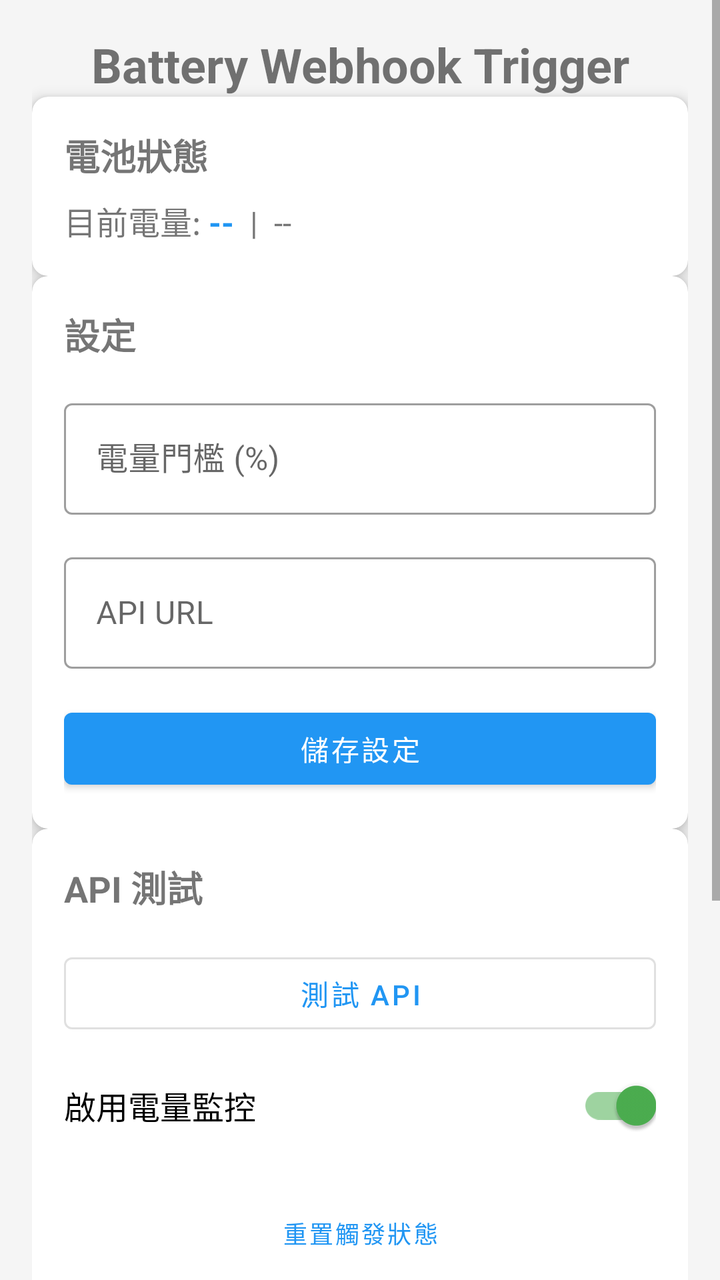
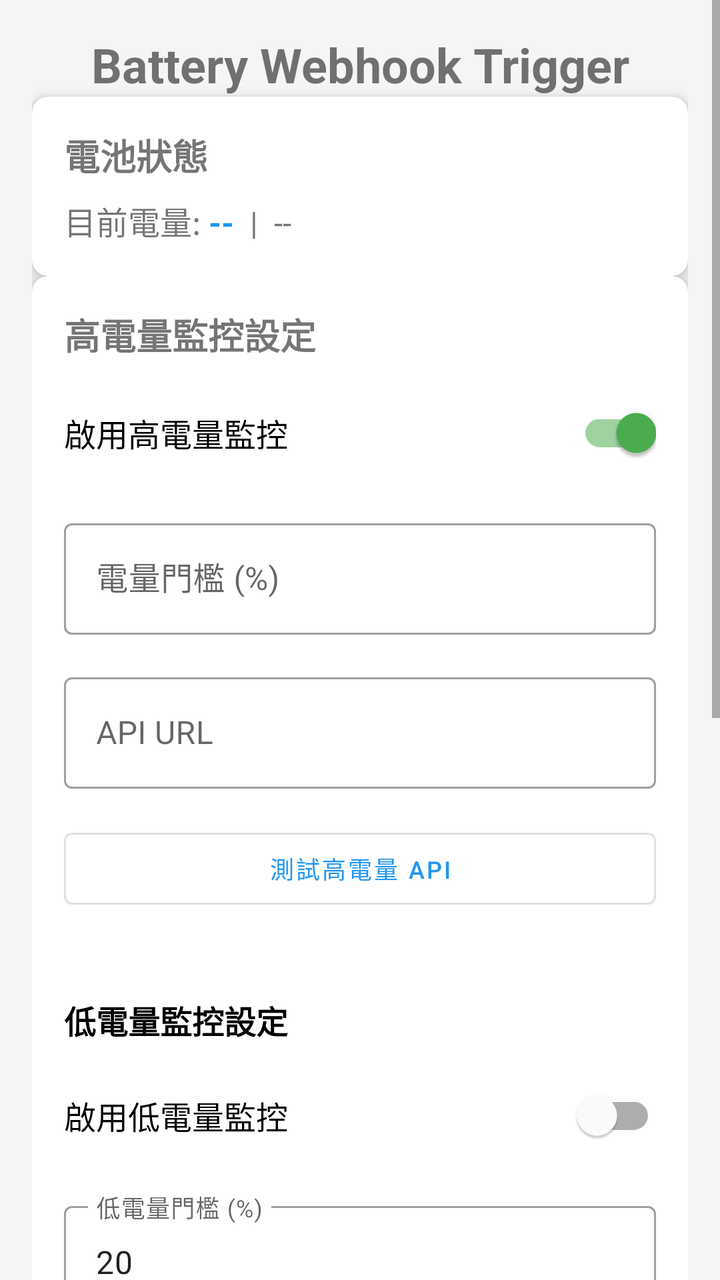

Screens rendered from an Android XML layout before and after an edit, with the pre-edit source and the edit as a unified diff.
<!-- AndroidManifest.xml: activity theme Theme.BatteryTriggeredAPI -->
<!-- res/layout/activity_main.xml -->
<?xml version="1.0" encoding="utf-8"?>
<ScrollView xmlns:android="http://schemas.android.com/apk/res/android"
    xmlns:app="http://schemas.android.com/apk/res-auto"
    xmlns:tools="http://schemas.android.com/tools"
    android:layout_width="match_parent"
    android:layout_height="match_parent"
    android:fillViewport="true"
    tools:context=".MainActivity">

    <androidx.constraintlayout.widget.ConstraintLayout
        android:layout_width="match_parent"
        android:layout_height="wrap_content"
        android:padding="16dp">

        
        <TextView
            android:id="@+id/tvTitle"
            android:layout_width="0dp"
            android:layout_height="wrap_content"
            android:text="@string/app_name"
            android:textSize="24sp"
            android:textStyle="bold"
            android:gravity="center"
            android:layout_marginBottom="24dp"
            app:layout_constraintTop_toTopOf="parent"
            app:layout_constraintStart_toStartOf="parent"
            app:layout_constraintEnd_toEndOf="parent" />

        
        <com.google.android.material.card.MaterialCardView
            android:id="@+id/cardBatteryStatus"
            android:layout_width="0dp"
            android:layout_height="wrap_content"
            android:layout_marginBottom="16dp"
            app:cardCornerRadius="8dp"
            app:cardElevation="4dp"
            app:layout_constraintTop_toBottomOf="@id/tvTitle"
            app:layout_constraintStart_toStartOf="parent"
            app:layout_constraintEnd_toEndOf="parent">

            <LinearLayout
                android:layout_width="match_parent"
                android:layout_height="wrap_content"
                android:orientation="vertical"
                android:padding="16dp">

                <TextView
                    android:layout_width="wrap_content"
                    android:layout_height="wrap_content"
                    android:text="電池狀態"
                    android:textSize="18sp"
                    android:textStyle="bold"
                    android:layout_marginBottom="8dp" />

                <LinearLayout
                    android:layout_width="match_parent"
                    android:layout_height="wrap_content"
                    android:orientation="horizontal">

                    <TextView
                        android:layout_width="wrap_content"
                        android:layout_height="wrap_content"
                        android:text="目前電量: "
                        android:textSize="16sp" />

                    <TextView
                        android:id="@+id/tvBatteryLevel"
                        android:layout_width="wrap_content"
                        android:layout_height="wrap_content"
                        android:text="--"
                        android:textSize="16sp"
                        android:textStyle="bold"
                        android:textColor="@color/primary" />

                    <TextView
                        android:layout_width="wrap_content"
                        android:layout_height="wrap_content"
                        android:text="  |  "
                        android:textSize="16sp" />

                    <TextView
                        android:id="@+id/tvChargingStatus"
                        android:layout_width="wrap_content"
                        android:layout_height="wrap_content"
                        android:text="--"
                        android:textSize="16sp" />

                </LinearLayout>

            </LinearLayout>

        </com.google.android.material.card.MaterialCardView>

        
        <com.google.android.material.card.MaterialCardView
            android:id="@+id/cardSettings"
            android:layout_width="0dp"
            android:layout_height="wrap_content"
            android:layout_marginBottom="16dp"
            app:cardCornerRadius="8dp"
            app:cardElevation="4dp"
            app:layout_constraintTop_toBottomOf="@id/cardBatteryStatus"
            app:layout_constraintStart_toStartOf="parent"
            app:layout_constraintEnd_toEndOf="parent">

            <LinearLayout
                android:layout_width="match_parent"
                android:layout_height="wrap_content"
                android:orientation="vertical"
                android:padding="16dp">

                <TextView
                    android:layout_width="wrap_content"
                    android:layout_height="wrap_content"
                    android:text="設定"
                    android:textSize="18sp"
                    android:textStyle="bold"
                    android:layout_marginBottom="16dp" />

                <com.google.android.material.textfield.TextInputLayout
                    android:layout_width="match_parent"
                    android:layout_height="wrap_content"
                    android:layout_marginBottom="16dp"
                    android:hint="電量門檻 (%)"
                    style="@style/Widget.MaterialComponents.TextInputLayout.OutlinedBox">

                    <com.google.android.material.textfield.TextInputEditText
                        android:id="@+id/etThreshold"
                        android:layout_width="match_parent"
                        android:layout_height="wrap_content"
                        android:inputType="number"
                        android:maxLength="3" />

                </com.google.android.material.textfield.TextInputLayout>

                <com.google.android.material.textfield.TextInputLayout
                    android:layout_width="match_parent"
                    android:layout_height="wrap_content"
                    android:layout_marginBottom="16dp"
                    android:hint="API URL"
                    style="@style/Widget.MaterialComponents.TextInputLayout.OutlinedBox">

                    <com.google.android.material.textfield.TextInputEditText
                        android:id="@+id/etApiUrl"
                        android:layout_width="match_parent"
                        android:layout_height="wrap_content"
                        android:inputType="textUri" />

                </com.google.android.material.textfield.TextInputLayout>

                <Button
                    android:id="@+id/btnSaveSettings"
                    android:layout_width="match_parent"
                    android:layout_height="wrap_content"
                    android:text="儲存設定"
                    style="@style/Widget.MaterialComponents.Button" />

            </LinearLayout>

        </com.google.android.material.card.MaterialCardView>

        
        <com.google.android.material.card.MaterialCardView
            android:id="@+id/cardApiTest"
            android:layout_width="0dp"
            android:layout_height="wrap_content"
            android:layout_marginBottom="16dp"
            app:cardCornerRadius="8dp"
            app:cardElevation="4dp"
            app:layout_constraintTop_toBottomOf="@id/cardSettings"
            app:layout_constraintStart_toStartOf="parent"
            app:layout_constraintEnd_toEndOf="parent">

            <LinearLayout
                android:layout_width="match_parent"
                android:layout_height="wrap_content"
                android:orientation="vertical"
                android:padding="16dp">

                <TextView
                    android:layout_width="wrap_content"
                    android:layout_height="wrap_content"
                    android:text="API 測試"
                    android:textSize="18sp"
                    android:textStyle="bold"
                    android:layout_marginBottom="16dp" />

                <Button
                    android:id="@+id/btnTestApi"
                    android:layout_width="match_parent"
                    android:layout_height="wrap_content"
                    android:text="測試 API"
                    android:layout_marginBottom="8dp"
                    style="@style/Widget.MaterialComponents.Button.OutlinedButton" />

                
                <com.google.android.material.switchmaterial.SwitchMaterial
                    android:id="@+id/switchMonitoring"
                    android:layout_width="match_parent"
                    android:layout_height="wrap_content"
                    android:text="啟用電量監控"
                    android:textSize="16sp"
                    android:checked="true"
                    android:layout_marginBottom="16dp" />

                <Button
                    android:id="@+id/btnResetTrigger"
                    android:layout_width="match_parent"
                    android:layout_height="wrap_content"
                    android:text="重置觸發狀態"
                    android:textSize="12sp"
                    android:layout_marginBottom="8dp"
                    style="@style/Widget.MaterialComponents.Button.TextButton" />

                <Button
                    android:id="@+id/btnManualTrigger"
                    android:layout_width="match_parent"
                    android:layout_height="wrap_content"
                    android:text="測試觸發邏輯"
                    android:textSize="12sp"
                    android:backgroundTint="@color/warning"
                    style="@style/Widget.MaterialComponents.Button" />

            </LinearLayout>

        </com.google.android.material.card.MaterialCardView>

        
        <com.google.android.material.card.MaterialCardView
            android:id="@+id/cardLastResult"
            android:layout_width="0dp"
            android:layout_height="wrap_content"
            app:cardCornerRadius="8dp"
            app:cardElevation="4dp"
            app:layout_constraintTop_toBottomOf="@id/cardApiTest"
            app:layout_constraintStart_toStartOf="parent"
            app:layout_constraintEnd_toEndOf="parent"
            app:layout_constraintBottom_toBottomOf="parent">

            <LinearLayout
                android:layout_width="match_parent"
                android:layout_height="wrap_content"
                android:orientation="vertical"
                android:padding="16dp">

                <LinearLayout
                    android:layout_width="match_parent"
                    android:layout_height="wrap_content"
                    android:orientation="horizontal"
                    android:layout_marginBottom="16dp">

                    <TextView
                        android:layout_width="0dp"
                        android:layout_height="wrap_content"
                        android:layout_weight="1"
                        android:text="最近呼叫結果"
                        android:textSize="18sp"
                        android:textStyle="bold" />

                    <Button
                        android:id="@+id/btnResetResult"
                        android:layout_width="wrap_content"
                        android:layout_height="wrap_content"
                        android:text="清除"
                        android:textSize="12sp"
                        android:minHeight="32dp"
                        style="@style/Widget.MaterialComponents.Button.TextButton" />

                </LinearLayout>

                <TextView
                    android:layout_width="wrap_content"
                    android:layout_height="wrap_content"
                    android:text="狀態: "
                    android:textSize="14sp"
                    android:layout_marginBottom="4dp" />

                <TextView
                    android:id="@+id/tvLastCallStatus"
                    android:layout_width="wrap_content"
                    android:layout_height="wrap_content"
                    android:text="尚未呼叫"
                    android:textSize="14sp"
                    android:textStyle="bold"
                    android:layout_marginBottom="8dp"
                    android:layout_marginStart="16dp" />

                <TextView
                    android:id="@+id/tvLastCallCode"
                    android:layout_width="wrap_content"
                    android:layout_height="wrap_content"
                    android:text=""
                    android:textSize="14sp"
                    android:layout_marginBottom="4dp"
                    android:layout_marginStart="16dp" />

                <TextView
                    android:id="@+id/tvLastCallTime"
                    android:layout_width="wrap_content"
                    android:layout_height="wrap_content"
                    android:text=""
                    android:textSize="14sp"
                    android:layout_marginStart="16dp" />

            </LinearLayout>

        </com.google.android.material.card.MaterialCardView>

    </androidx.constraintlayout.widget.ConstraintLayout>

</ScrollView>
<!-- resources referenced by this layout -->
<resources>
  <color name="primary">#FF2196F3</color>
  <color name="warning">#FFFF9800</color>
  <string name="app_name">Battery Webhook Trigger</string>
  <style name="Theme.BatteryTriggeredAPI" parent="Theme.MaterialComponents.DayNight.DarkActionBar">
          
          <item name="colorPrimary">@color/primary</item>
          <item name="colorPrimaryVariant">@color/primary_dark</item>
          <item name="colorOnPrimary">@color/white</item>
          
          <item name="colorSecondary">@color/accent</item>
          <item name="colorSecondaryVariant">@color/teal_700</item>
          <item name="colorOnSecondary">@color/black</item>
          
          <item name="android:statusBarColor">?attr/colorPrimaryVariant</item>
          
          <item name="android:windowBackground">@color/background</item>
      </style>
  <color name="primary_dark">#FF1976D2</color>
  <color name="white">#FFFFFFFF</color>
  <color name="accent">#FF4CAF50</color>
  <color name="teal_700">#FF018786</color>
  <color name="black">#FF000000</color>
  <color name="background">#FFF5F5F5</color>
</resources>

<!-- the commit's change to res/layout/activity_main.xml (unified diff, before → after) -->
@@ -112,9 +112,19 @@
                 <TextView
                     android:layout_width="wrap_content"
                     android:layout_height="wrap_content"
-                    android:text="設定"
+                    android:text="高電量監控設定"
                     android:textSize="18sp"
                     android:textStyle="bold"
+                    android:layout_marginBottom="12dp" />
+
+                
+                <com.google.android.material.switchmaterial.SwitchMaterial
+                    android:id="@+id/switchMonitoring"
+                    android:layout_width="match_parent"
+                    android:layout_height="wrap_content"
+                    android:text="啟用高電量監控"
+                    android:textSize="16sp"
+                    android:checked="true"
                     android:layout_marginBottom="16dp" />
 
                 <com.google.android.material.textfield.TextInputLayout
@@ -148,28 +158,114 @@
 
                 </com.google.android.material.textfield.TextInputLayout>
 
+                
+                <Button
+                    android:id="@+id/btnTestHighBatteryApi"
+                    android:layout_width="match_parent"
+                    android:layout_height="wrap_content"
+                    android:text="測試高電量 API"
+                    android:textSize="12sp"
+                    android:layout_marginBottom="16dp"
+                    style="@style/Widget.MaterialComponents.Button.OutlinedButton" />
+
+                
+                <TextView
+                    android:layout_width="wrap_content"
+                    android:layout_height="wrap_content"
+                    android:text="低電量監控設定"
+                    android:textSize="16sp"
+                    android:textStyle="bold"
+                    android:textColor="?attr/colorOnSurface"
+                    android:layout_marginTop="24dp"
+                    android:layout_marginBottom="12dp" />
+
+                
+                <com.google.android.material.switchmaterial.SwitchMaterial
+                    android:id="@+id/switchLowBatteryMonitoring"
+                    android:layout_width="match_parent"
+                    android:layout_height="wrap_content"
+                    android:text="啟用低電量監控"
+                    android:textSize="16sp"
+                    android:checked="false"
+                    android:layout_marginBottom="16dp" />
+
+                
+                <com.google.android.material.textfield.TextInputLayout
+                    android:layout_width="match_parent"
+                    android:layout_height="wrap_content"
+                    android:layout_marginBottom="12dp"
+                    style="@style/Widget.MaterialComponents.TextInputLayout.OutlinedBox">
+
+                    <com.google.android.material.textfield.TextInputEditText
+                        android:id="@+id/etLowBatteryThreshold"
+                        android:layout_width="match_parent"
+                        android:layout_height="wrap_content"
+                        android:hint="低電量門檻 (%)"
+                        android:inputType="number"
+                        android:text="20" />
+
+                </com.google.android.material.textfield.TextInputLayout>
+
+                
+                <com.google.android.material.textfield.TextInputLayout
+                    android:layout_width="match_parent"
+                    android:layout_height="wrap_content"
+                    android:layout_marginBottom="12dp"
+                    style="@style/Widget.MaterialComponents.TextInputLayout.OutlinedBox">
+
+                    <com.google.android.material.textfield.TextInputEditText
+                        android:id="@+id/etLowBatteryApiUrl"
+                        android:layout_width="match_parent"
+                        android:layout_height="wrap_content"
+                        android:hint="低電量觸發 API URL"
+                        android:inputType="textUri"
+                        android:text="http://httpbin.org/get" />
+
+                </com.google.android.material.textfield.TextInputLayout>
+
+                
+                <Button
+                    android:id="@+id/btnTestLowBatteryApi"
+                    android:layout_width="match_parent"
+                    android:layout_height="wrap_content"
+                    android:text="測試低電量 API"
+                    android:textSize="12sp"
+                    android:layout_marginBottom="16dp"
+                    style="@style/Widget.MaterialComponents.Button.OutlinedButton" />
+
                 <Button
                     android:id="@+id/btnSaveSettings"
                     android:layout_width="match_parent"
                     android:layout_height="wrap_content"
                     android:text="儲存設定"
+                    android:layout_marginBottom="8dp"
                     style="@style/Widget.MaterialComponents.Button" />
 
+                <Button
+                    android:id="@+id/btnManualTrigger"
+                    android:layout_width="match_parent"
+                    android:layout_height="wrap_content"
+                    android:text="測試觸發邏輯"
+                    android:textSize="12sp"
+                    style="@style/Widget.MaterialComponents.Button.OutlinedButton" />
+
             </LinearLayout>
 
         </com.google.android.material.card.MaterialCardView>
+
 
         
         <com.google.android.material.card.MaterialCardView
-            android:id="@+id/cardApiTest"
+            android:id="@+id/cardLastResult"
             android:layout_width="0dp"
             android:layout_height="wrap_content"
-            android:layout_marginBottom="16dp"
+            android:layout_marginTop="16dp"
             app:cardCornerRadius="8dp"
             app:cardElevation="4dp"
             app:layout_constraintTop_toBottomOf="@id/cardSettings"
             app:layout_constraintStart_toStartOf="parent"
-            app:layout_constraintEnd_toEndOf="parent">
+            app:layout_constraintEnd_toEndOf="parent"
+            app:layout_constraintBottom_toBottomOf="parent">
 
             <LinearLayout
                 android:layout_width="match_parent"
@@ -177,72 +273,6 @@
                 android:orientation="vertical"
                 android:padding="16dp">
 
-                <TextView
-                    android:layout_width="wrap_content"
-                    android:layout_height="wrap_content"
-                    android:text="API 測試"
-                    android:textSize="18sp"
-                    android:textStyle="bold"
-                    android:layout_marginBottom="16dp" />
-
-                <Button
-                    android:id="@+id/btnTestApi"
-                    android:layout_width="match_parent"
-                    android:layout_height="wrap_content"
-                    android:text="測試 API"
-                    android:layout_marginBottom="8dp"
-                    style="@style/Widget.MaterialComponents.Button.OutlinedButton" />
-
-                
-                <com.google.android.material.switchmaterial.SwitchMaterial
-                    android:id="@+id/switchMonitoring"
-                    android:layout_width="match_parent"
-                    android:layout_height="wrap_content"
-                    android:text="啟用電量監控"
-                    android:textSize="16sp"
-                    android:checked="true"
-                    android:layout_marginBottom="16dp" />
-
-                <Button
-                    android:id="@+id/btnResetTrigger"
-                    android:layout_width="match_parent"
-                    android:layout_height="wrap_content"
-                    android:text="重置觸發狀態"
-                    android:textSize="12sp"
-                    android:layout_marginBottom="8dp"
-                    style="@style/Widget.MaterialComponents.Button.TextButton" />
-
-                <Button
-                    android:id="@+id/btnManualTrigger"
-                    android:layout_width="match_parent"
-                    android:layout_height="wrap_content"
-                    android:text="測試觸發邏輯"
-                    android:textSize="12sp"
-                    android:backgroundTint="@color/warning"
-                    style="@style/Widget.MaterialComponents.Button" />
-
-            </LinearLayout>
-
-        </com.google.android.material.card.MaterialCardView>
-
-        
-        <com.google.android.material.card.MaterialCardView
-            android:id="@+id/cardLastResult"
-            android:layout_width="0dp"
-            android:layout_height="wrap_content"
-            app:cardCornerRadius="8dp"
-            app:cardElevation="4dp"
-            app:layout_constraintTop_toBottomOf="@id/cardApiTest"
-            app:layout_constraintStart_toStartOf="parent"
-            app:layout_constraintEnd_toEndOf="parent"
-            app:layout_constraintBottom_toBottomOf="parent">
-
-            <LinearLayout
-                android:layout_width="match_parent"
-                android:layout_height="wrap_content"
-                android:orientation="vertical"
-                android:padding="16dp">
-
                 <LinearLayout
                     android:layout_width="match_parent"
                     android:layout_height="wrap_content"
<!-- resource entries referenced after the edit -->
@@ -1,7 +1,6 @@
 <!-- resources referenced by this layout -->
 <resources>
   <color name="primary">#FF2196F3</color>
-  <color name="warning">#FFFF9800</color>
   <string name="app_name">Battery Webhook Trigger</string>
   <style name="Theme.BatteryTriggeredAPI" parent="Theme.MaterialComponents.DayNight.DarkActionBar">
           
